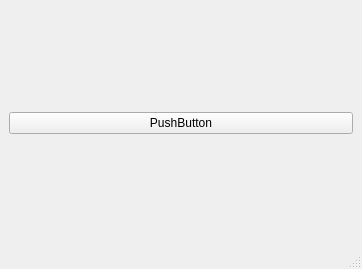
Old version of the form mainwindow.ui in the repository Saeed-Babamohammadi/Qt_chart.
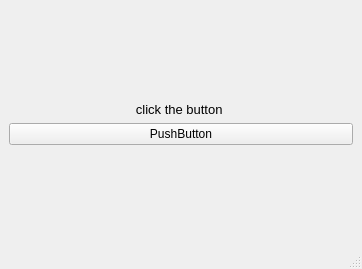
New version of the form.

Commit message: add new label and 2 spacer

Diff of the .ui file:
```diff
--- a/mainwindow.ui
+++ b/mainwindow.ui
@@ -14,7 +14,38 @@
    <string>MainWindow</string>
   </property>
   <widget class="QWidget" name="centralwidget">
-   <layout class="QHBoxLayout" name="horizontalLayout">
+   <layout class="QVBoxLayout" name="verticalLayout">
+    <item>
+     <spacer name="verticalSpacer_2">
+      <property name="orientation">
+       <enum>Qt::Vertical</enum>
+      </property>
+      <property name="sizeHint" stdset="0">
+       <size>
+        <width>20</width>
+        <height>40</height>
+       </size>
+      </property>
+     </spacer>
+    </item>
+    <item>
+     <widget class="QLabel" name="label">
+      <property name="font">
+       <font>
+        <pointsize>10</pointsize>
+       </font>
+      </property>
+      <property name="layoutDirection">
+       <enum>Qt::RightToLeft</enum>
+      </property>
+      <property name="text">
+       <string>click the button </string>
+      </property>
+      <property name="alignment">
+       <set>Qt::AlignCenter</set>
+      </property>
+     </widget>
+    </item>
     <item>
      <widget class="QPushButton" name="pushButton">
       <property name="text">
@@ -22,6 +53,19 @@
       </property>
      </widget>
     </item>
+    <item>
+     <spacer name="verticalSpacer">
+      <property name="orientation">
+       <enum>Qt::Vertical</enum>
+      </property>
+      <property name="sizeHint" stdset="0">
+       <size>
+        <width>20</width>
+        <height>40</height>
+       </size>
+      </property>
+     </spacer>
+    </item>
    </layout>
   </widget>
   <widget class="QMenuBar" name="menubar">
```
Left out of the diff: 2 changed lines with no effect on the pictures. The commit also changes 1 other file.
